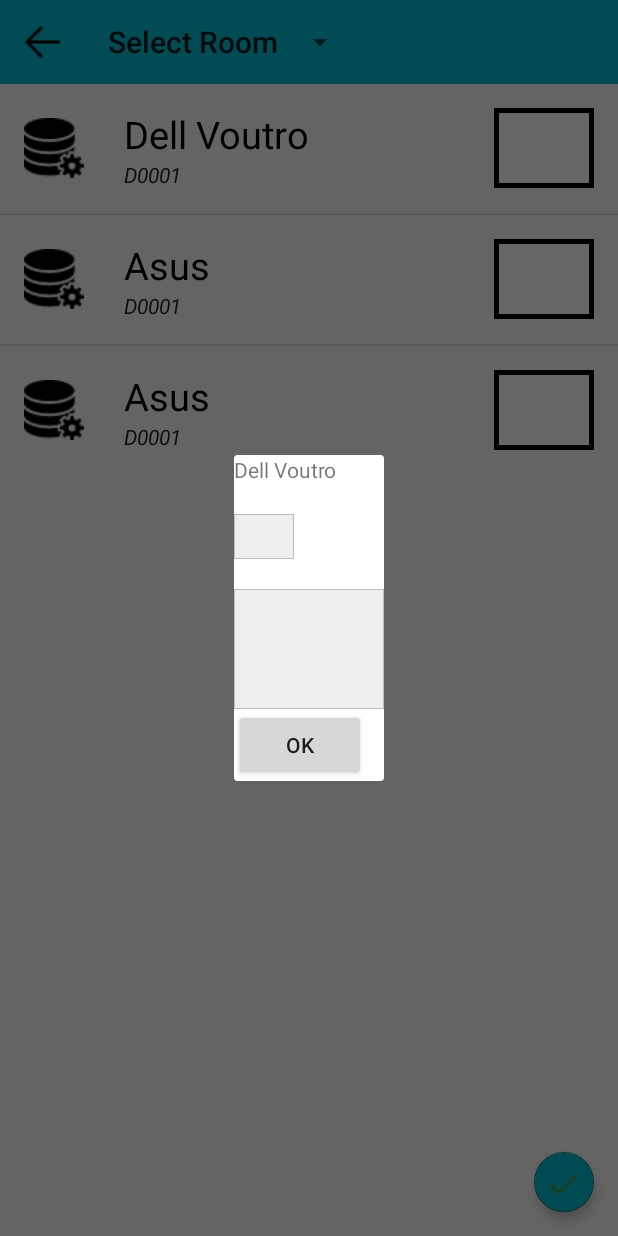
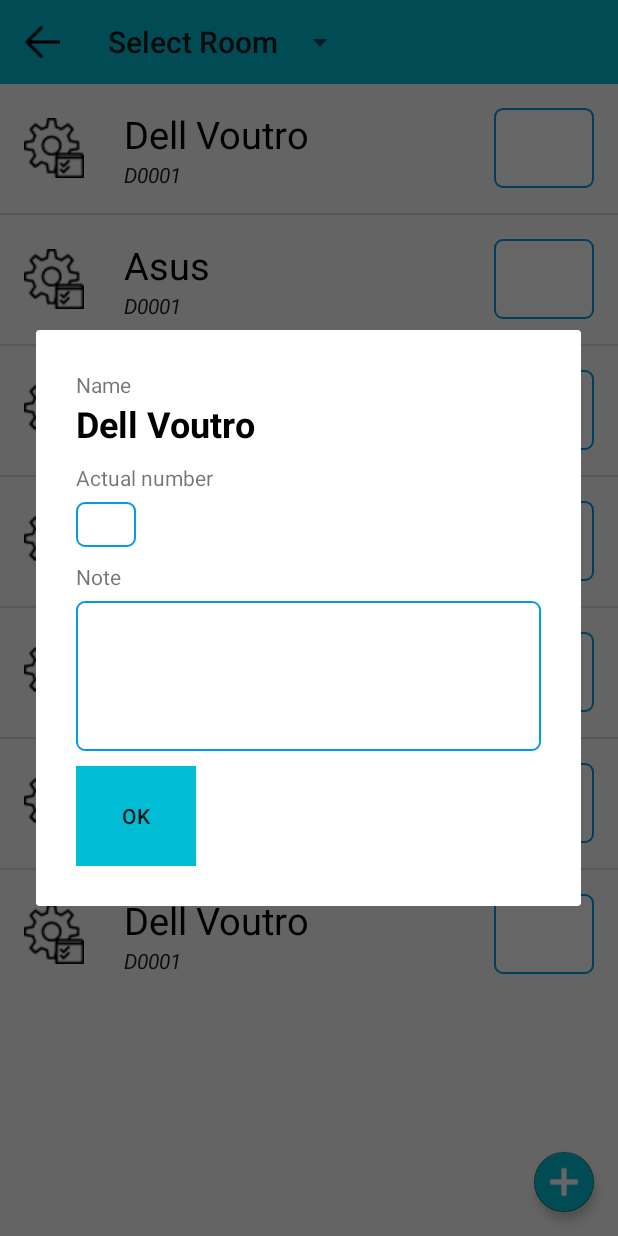
Before and after one commit to linnguyen/QR_Device_ScannerV1, an Android app: the Inventory screen opened directly, with no data from a screen before it, after a tap on "Dell Voutro", on a phone screen of 412 x 824 dp. Run offline under Robolectric (Android 15) with nearby library versions, the phone set to English and light mode, and no system bars; libraries missing offline, so code that uses them is left out: android.test.suitebuilder; 3 statements that could not run were skipped.

Commit message:
comlete inventory action

```diff
--- a/app/src/main/java/com/example/ryne/qr_device_scanner/QRScanner.java
+++ b/app/src/main/java/com/example/ryne/qr_device_scanner/QRScanner.java
@@ -29,7 +29,7 @@ public class QRScanner extends AppCompatActivity {
     protected void onCreate(Bundle savedInstanceState) {
         super.onCreate(savedInstanceState);
         setContentView(R.layout.activity_main);
-        //this.startActivity(new Intent(this,InventoryLab.class));
+       // this.startActivity(new Intent(this,Inventory.class));
         initToolBar();
         final Activity activity = this;
         imQrSCanner = (ImageView)findViewById(R.id.qrScanner);
--- a/app/src/main/res/drawable/row_shape.xml
+++ b/app/src/main/res/drawable/row_shape.xml
@@ -1,7 +1,9 @@
 <?xml version="1.0" encoding="utf-8"?>
 <shape android:shape="rectangle"
     xmlns:android="http://schemas.android.com/apk/res/android">
-    <solid android:color="#EFEFEF"></solid>
-    <stroke android:width="0.5sp"
-        android:color="#bdbdbd"></stroke>
+    <solid android:color="#FFFFFF"></solid>
+    <stroke android:width="1sp"
+        android:color="#039be5"></stroke>
+    <corners android:radius="5dp">
+    </corners>
 </shape>
--- a/app/src/main/res/layout/activity_inventory.xml
+++ b/app/src/main/res/layout/activity_inventory.xml
@@ -34,7 +34,7 @@
             android:layout_alignParentRight="true"
             android:layout_margin="16dp"
             app:fabSize="mini"
-            android:src="@drawable/checkmark"
+            android:src="@drawable/plus"
             app:elevation="4dp"
             android:layout_width="wrap_content"
             android:layout_height="wrap_content" />
--- a/app/src/main/res/layout/row_dialog.xml
+++ b/app/src/main/res/layout/row_dialog.xml
@@ -1,27 +1,55 @@
 <?xml version="1.0" encoding="utf-8"?>
 <LinearLayout xmlns:android="http://schemas.android.com/apk/res/android"
-    android:orientation="vertical" android:layout_width="match_parent"
+    android:orientation="vertical"
+    android:layout_margin="40px"
+    android:layout_width="match_parent"
     android:layout_height="match_parent">
-
+    <TextView
+        android:text="Name"
+        android:layout_width="wrap_content"
+        android:layout_height="wrap_content" />
     <TextView
         android:text="Dell Voutro"
+        android:textColor="#000000"
+        android:textStyle="bold"
+        android:textSize="36px"
+        android:layout_width="wrap_content"
+        android:layout_height="wrap_content" />
+    <TextView
+        android:text="Actual number"
+        android:layout_marginTop="15px"
         android:layout_width="wrap_content"
         android:layout_height="wrap_content" />
     <EditText
         android:id="@+id/numberofDeviceLeft"
-        android:layout_marginTop="30px"
+        android:textSize="14dp"
         android:background="@drawable/row_shape"
+        android:inputType="number"
+        android:layout_marginTop="10px"
         android:layout_width="40dp"
         android:layout_height="30dp" />
+    <TextView
+        android:text="Note"
+        android:layout_marginTop="15px"
+        android:layout_width="wrap_content"
+        android:layout_height="wrap_content" />
     <EditText
         android:id="@+id/noteDevice"
-        android:layout_marginTop="30px"
+        android:textSize="14dp"
+        android:gravity="top"
         android:background="@drawable/row_shape"
-        android:layout_width="100dp"
-        android:layout_height="80dp" />
+        android:layout_marginTop="10px"
+        android:layout_width="310dp"
+        android:layout_height="100dp" />
+    <LinearLayout
+        android:layout_width="match_parent"
+        android:layout_height="wrap_content">
         <Button
-        android:id="@+id/dialogButton"
+            android:id="@+id/dialogButtonOK"
             android:text="OK"
-        android:layout_width="wrap_content"
-        android:layout_height="wrap_content" />
+            android:background="#00BCD4"
+            android:layout_marginTop="15px"
+            android:layout_width="120px"
+            android:layout_height="100px" />
     </LinearLayout>
+</LinearLayout>
--- a/app/src/main/res/layout/row_item_inventory.xml
+++ b/app/src/main/res/layout/row_item_inventory.xml
@@ -1,12 +1,12 @@
 <?xml version="1.0" encoding="utf-8"?>
 <RelativeLayout xmlns:android="http://schemas.android.com/apk/res/android"
     android:padding="@dimen/activity_horizontal_margin"
+    android:descendantFocusability="blocksDescendants"
     android:layout_width="match_parent"
-    android:layout_height="match_parent"
-    android:descendantFocusability="blocksDescendants">
+    android:layout_height="match_parent">
     <ImageView
         android:id="@+id/imgDevice"
-        android:src="@drawable/device"
+        android:src="@drawable/tool"
         android:layout_centerVertical="true"
         android:layout_width="wrap_content"
         android:layout_height="wrap_content" />
@@ -39,7 +39,12 @@
         android:layout_centerVertical="true"
         android:layout_alignParentRight="true"
         android:inputType="number"
-        android:background="@drawable/zxing_result_view"
+        android:background="@drawable/row_shape"
         android:layout_width="100px"
         android:layout_height="80px" />
+    <EditText
+        android:id="@+id/noteDeviceSave"
+        android:visibility="invisible"
+        android:layout_width="wrap_content"
+        android:layout_height="wrap_content" />
 </RelativeLayout>
```
Also changed, not shown: app/src/main/java/com/example/ryne/qr_device_scanner/Inventory.java (+47 -77 lines), app/src/main/java/model/InventoryLab.java (+1 -10 lines), app/src/main/res/drawable/plus.png (added), app/src/main/res/drawable/tool.png (added). Lines whose indentation alone changed are shown as unchanged.
